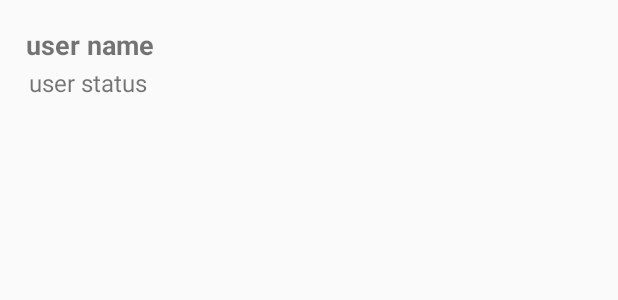
After one commit to RewaaAshraf33/newChat, an Android app: the layout users_display_layout.xml on its own in the app's theme, with its tools: preview values and no code run, on a phone screen of 412 x 824 dp. The commit adds this screen. Shown: the top 300 px of the screen. Run offline under Robolectric (Android 15) with nearby library versions, the phone set to English and light mode, and no system bars.

Commit message:
initial commit222

```diff
--- a/app/build.gradle
+++ b/app/build.gradle
@@ -35,6 +35,10 @@ dependencies {
     implementation 'com.google.firebase:firebase-auth:19.4.0'
     implementation 'androidx.legacy:legacy-support-v4:1.0.0'
     implementation 'com.github.bumptech.glide:glide:3.8.0'
+    implementation 'com.google.firebase:firebase-database:19.5.1'
+    implementation 'com.google.firebase:firebase-storage:19.2.0'
+    implementation 'com.google.firebase:firebase-messaging:21.0.0'
+    implementation 'com.firebaseui:firebase-ui-database:3.2.2'
     testImplementation 'junit:junit:4.+'
     androidTestImplementation 'androidx.test.ext:junit:1.1.2'
     androidTestImplementation 'androidx.test.espresso:espresso-core:3.3.0'
--- a/app/src/main/java/com/example/mychat/Model/Users.java
+++ b/app/src/main/java/com/example/mychat/Model/Users.java
@@ -42,4 +42,6 @@ private  String imageURL;
     public void setImageURL(String imageURL) {
         this.imageURL = imageURL;
     }
+
+
 }
--- a/app/src/main/res/layout/fragment_chats.xml
+++ b/app/src/main/res/layout/fragment_chats.xml
@@ -1,16 +1,19 @@
 <?xml version="1.0" encoding="utf-8"?>
-<FrameLayout xmlns:android="http://schemas.android.com/apk/res/android"
-    xmlns:tools="http://schemas.android.com/tools"
+<RelativeLayout xmlns:android="http://schemas.android.com/apk/res/android"
+xmlns:tools="http://schemas.android.com/tools"
+android:layout_width="match_parent"
+android:layout_height="match_parent"
+tools:context=".Fragments.ChatsFragment">
+
+<!-- TODO: Update blank fragment layout -->
+<androidx.recyclerview.widget.RecyclerView
+    android:id="@+id/chats_list"
     android:layout_width="match_parent"
     android:layout_height="match_parent"
-    tools:context=".Fragments.ChatsFragment">
+    android:layout_alignParentStart="true"
+    android:layout_alignParentTop="true"
+    >
+</androidx.recyclerview.widget.RecyclerView>
 
-    <!-- TODO: Update blank fragment layout -->
-    <TextView
-        android:layout_width="match_parent"
-        android:layout_height="match_parent"
-        android:text="WELCOM TO CHATS FRAGMENT"
-        android:textColor="?attr/colorPrimary"
-        android:textSize="32sp" />
 
-</FrameLayout>
+</RelativeLayout>
--- /dev/null
+++ b/app/src/main/res/layout/users_display_layout.xml
@@ -0,0 +1,98 @@
+<?xml version="1.0" encoding="utf-8"?>
+<RelativeLayout
+    xmlns:android="http://schemas.android.com/apk/res/android"
+    android:layout_width="match_parent"
+    android:layout_height="wrap_content">
+
+    <LinearLayout
+        android:layout_width="match_parent"
+        android:layout_height="wrap_content"
+        android:layout_margin="15dp"
+        android:orientation="horizontal"
+        >
+
+
+
+        <LinearLayout
+            android:layout_width="match_parent"
+            android:layout_height="wrap_content"
+            android:layout_margin="2dp"
+            android:orientation="vertical">
+
+            <LinearLayout
+                android:layout_width="match_parent"
+                android:layout_height="wrap_content"
+                android:orientation="horizontal"
+                >
+
+                <TextView
+                    android:id="@+id/user_profile_name"
+                    android:layout_width="200dp"
+                    android:layout_height="wrap_content"
+                    android:text="user name"
+                    android:textAlignment="textStart"
+                    android:textSize="18sp"
+                    android:textStyle="bold"
+                    />
+
+                <ImageView
+                    android:id="@+id/user_online_status"
+                    android:layout_width="18dp"
+                    android:layout_height="18dp"
+                    android:layout_marginTop="5dp"
+
+                    android:visibility="invisible"/>
+
+            </LinearLayout>
+
+
+            <TextView
+                android:id="@+id/user_status"
+                android:layout_width="match_parent"
+                android:layout_height="wrap_content"
+                android:text="user status"
+                android:layout_margin="2dp"
+                android:textAlignment="textStart"
+                android:textSize="16sp"
+                />
+
+
+            <LinearLayout
+                android:layout_width="match_parent"
+                android:layout_height="wrap_content"
+                android:layout_marginTop="4dp"
+                android:orientation="horizontal">
+
+                <Button
+                    android:id="@+id/request_accept_btn"
+                    android:layout_width="wrap_content"
+                    android:layout_height="30dp"
+                    android:text="Accept"
+                    android:textSize="16sp"
+                    android:textAllCaps="false"
+                    android:background="@android:color/holo_green_light"
+                    android:visibility="invisible"
+                    />
+
+                <Button
+                    android:id="@+id/request_cancel_btn"
+                    android:layout_width="wrap_content"
+                    android:layout_height="30dp"
+                    android:text="Cancel"
+                    android:layout_marginStart="10dp"
+                    android:textSize="16sp"
+                    android:textAllCaps="false"
+                    android:background="@android:color/holo_red_dark"
+                    android:textColor="@android:color/background_light"
+                    android:visibility="invisible"
+                    />
+
+            </LinearLayout>
+
+
+        </LinearLayout>
+
+
+    </LinearLayout>
+
+</RelativeLayout>
--- /dev/null
+++ b/app/src/main/res/values/refs.xml
@@ -0,0 +1,2 @@
+<?xml version="1.0" encoding="utf-8"?>
+<resources></resources>
--- a/build.gradle
+++ b/build.gradle
@@ -6,7 +6,7 @@ buildscript {
         mavenCentral()
     }
     dependencies {
-        classpath "com.android.tools.build:gradle:4.1.0"
+        classpath 'com.android.tools.build:gradle:4.1.1'
         classpath 'com.google.gms:google-services:4.3.4'
         // NOTE: Do not place your application dependencies here; they belong
         // in the individual module build.gradle files
```
Also changed, not shown: app/src/main/java/com/example/mychat/Fragments/UsersFragment.java (+0 -20 lines).
